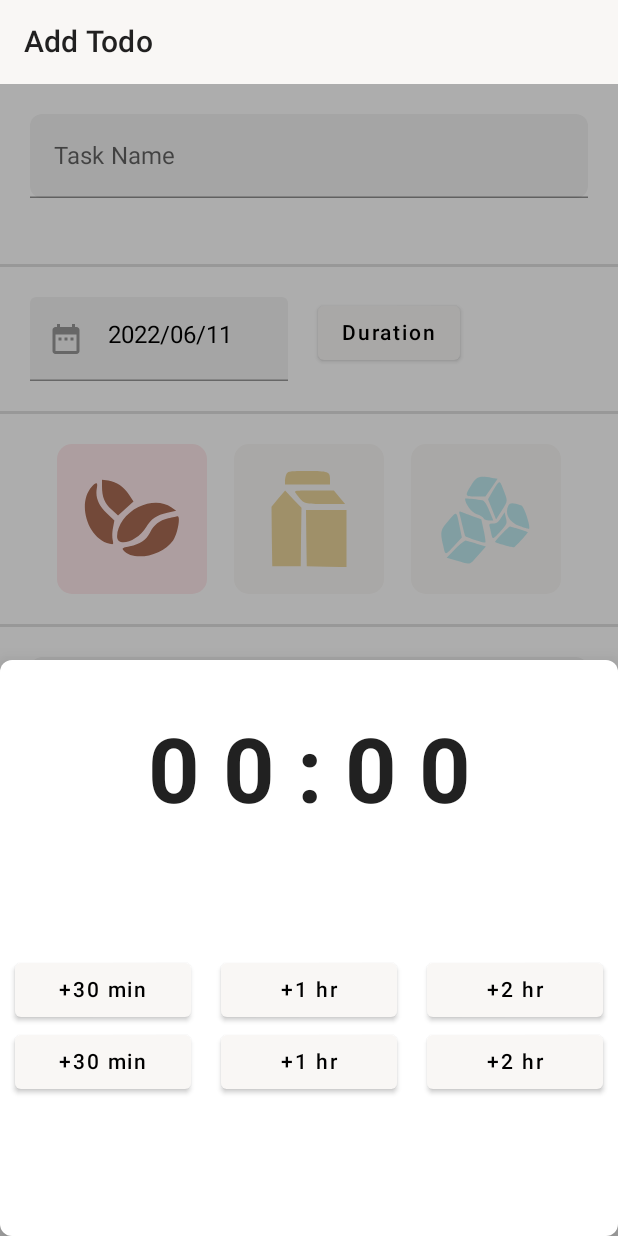
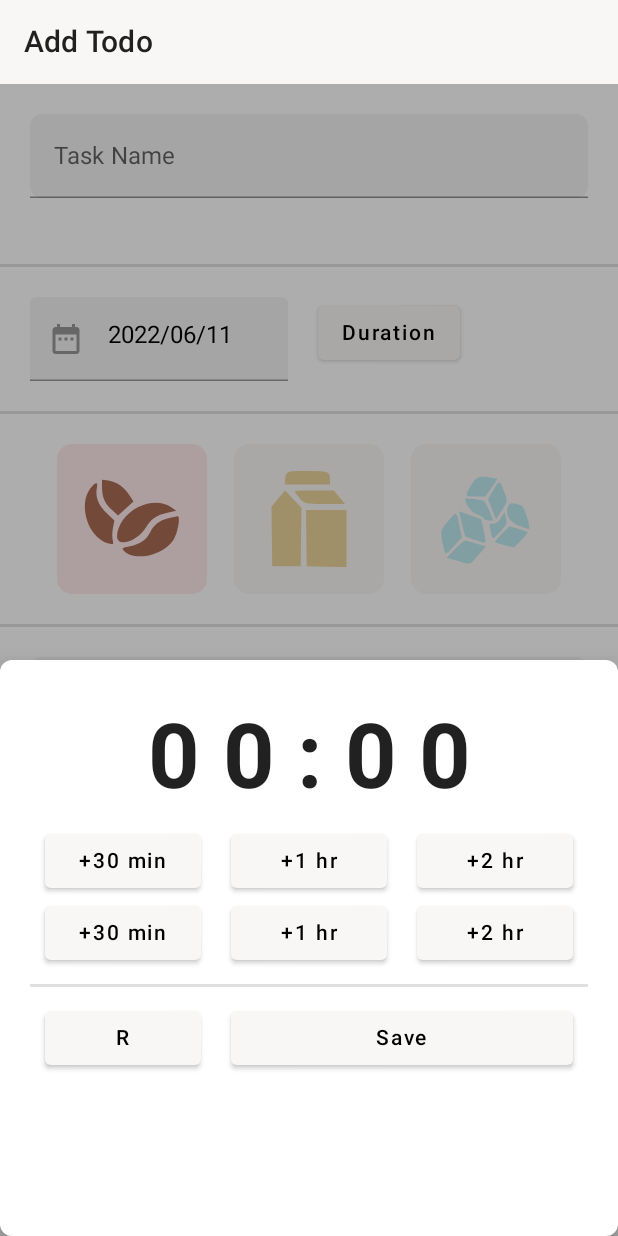
Before and after one commit to jojoclt/Lifeline, an Android app built with Jetpack Compose: the AddTodoScreen screen opened through its navigation route, after a tap on "Duration", on a phone screen of 412 x 824 dp. Run offline under Robolectric (Android 15) with nearby library versions, the phone set to English and light mode, and no system bars; our stand-ins replace Dagger/Hilt's generated code, Room's generated code, accompanist.

Commit message:
Polishing bottom drawer in Add Todo

```diff
--- a/app/src/main/java/com/example/lifeline/presentation/task/composables/AddTodoScreen.kt
+++ b/app/src/main/java/com/example/lifeline/presentation/task/composables/AddTodoScreen.kt
@@ -82,42 +82,53 @@ fun AddTodoScreen(navController: NavController, viewModel: AddEditTodoViewModel
                     shape = RoundedCornerShape(20.dp)
                 )
                 {
+                    Box(modifier = Modifier.padding(20.dp)) {
                         Column(
                             modifier = Modifier.fillMaxHeight()
                         )
                         {
-                        Box(modifier = Modifier.fillMaxWidth().fillMaxHeight(0.5f))
+                            Box(modifier = Modifier
+                                .fillMaxWidth()
+                            )
                             {
                                 Text(
                                     text = "00:00",
-                                modifier = Modifier.fillMaxWidth().offset(0.dp,40.dp), /* todo : hardcoded 40.dp */
+                                    modifier = Modifier
+                                        .fillMaxWidth()
+                                        .offset(0.dp, 10.dp),
                                     letterSpacing = 15.sp,
                                     fontSize = 60.sp,
                                     fontWeight = FontWeight.Bold,
                                     textAlign = TextAlign.Center
                                 )
                             }
-                        Spacer(modifier = Modifier.size(4.dp))
+                            Spacer(modifier = Modifier.size(20.dp))
                             Row(
                                 modifier = Modifier
-                                .fillMaxWidth(),
+                                    .fillMaxWidth()
                             ) {
                                 Button(
-                                modifier = Modifier.weight(1f).padding(horizontal = 10.dp),
+                                    modifier = Modifier
+                                        .weight(1f)
+                                        .padding(horizontal = 10.dp),
                                     onClick = {}
                                 ) {
                                     Text(text = "+30 min")
                                 }
 
                                 Button(
-                                modifier = Modifier.weight(1f).padding(horizontal = 10.dp),
+                                    modifier = Modifier
+                                        .weight(1f)
+                                        .padding(horizontal = 10.dp),
                                     onClick = {}
                                 ) {
                                     Text(text = "+1 hr")
                                 }
 
                                 Button(
-                                modifier = Modifier.weight(1f).padding(horizontal = 10.dp),
+                                    modifier = Modifier
+                                        .weight(1f)
+                                        .padding(horizontal = 10.dp),
                                     onClick = {}
                                 ) {
                                     Text(text = "+2 hr")
@@ -129,24 +140,55 @@ fun AddTodoScreen(navController: NavController, viewModel: AddEditTodoViewModel
                                 horizontalArrangement = Arrangement.SpaceEvenly
                             ) {
                                 Button(
-                                modifier = Modifier.weight(1f).padding(horizontal = 10.dp),
+                                    modifier = Modifier
+                                        .weight(1f)
+                                        .padding(horizontal = 10.dp),
                                     onClick = {}
                                 ) {
                                     Text(text = "+30 min")
                                 }
 
                                 Button(
-                                modifier = Modifier.weight(1f).padding(horizontal = 10.dp),
+                                    modifier = Modifier
+                                        .weight(1f)
+                                        .padding(horizontal = 10.dp),
                                     onClick = {}
                                 ) {
                                     Text(text = "+1 hr")
                                 }
 
                                 Button(
-                                modifier = Modifier.weight(1f).padding(horizontal = 10.dp),
+                                    modifier = Modifier
+                                        .weight(1f)
+                                        .padding(horizontal = 10.dp),
                                     onClick = {}
                                 ) {
                                     Text(text = "+2 hr")
+                                }
+                            }
+
+                            Spacer(modifier = Modifier.size(10.dp))
+                            Divider(thickness = 2.dp)
+                            Spacer (modifier = Modifier.size(10.dp))
+                            Row(modifier = Modifier.
+                                fillMaxWidth()
+                            ) {
+                                Button(
+                                    modifier = Modifier
+                                        .weight(1f)
+                                        .padding(horizontal = 10.dp),
+                                    onClick = {}
+                                ) {
+                                    Text(text ="R") /* Todo change into icon */
+                                }
+                                Button(
+                                    modifier = Modifier
+                                        .weight(2f)
+                                        .padding(horizontal = 10.dp),
+                                    onClick = {}
+                                ) {
+                                    Text(text = "Save")
+                                }
                             }
                         }
                     }
```
Lines whose indentation alone changed are shown as unchanged.
